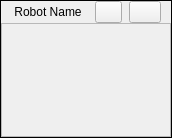
Qt form robot_control/ui/ControlledRobot.ui (dasys-lab/alica-essentials) before a commit.
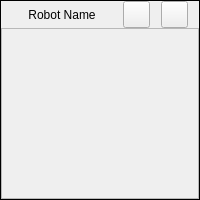
The same form after that commit. Icons and pictures are not drawn.

Commit message: some layout adjustments

```diff
--- a/robot_control/ui/ControlledRobot.ui
+++ b/robot_control/ui/ControlledRobot.ui
@@ -9,16 +9,22 @@
    <rect>
     <x>0</x>
     <y>0</y>
-    <width>169</width>
-    <height>111</height>
+    <width>200</width>
+    <height>200</height>
    </rect>
   </property>
   <property name="sizePolicy">
-   <sizepolicy hsizetype="MinimumExpanding" vsizetype="MinimumExpanding">
+   <sizepolicy hsizetype="Preferred" vsizetype="Preferred">
     <horstretch>0</horstretch>
     <verstretch>0</verstretch>
    </sizepolicy>
   </property>
+  <property name="minimumSize">
+   <size>
+    <width>0</width>
+    <height>0</height>
+   </size>
+  </property>
   <property name="maximumSize">
    <size>
     <width>4000000</width>
@@ -28,12 +34,12 @@
   <property name="frameShape">
    <enum>QFrame::Box</enum>
   </property>
-  <layout class="QVBoxLayout" name="controlledRobotVerticalLayout" stretch="0">
+  <layout class="QVBoxLayout" name="controlledRobotVerticalLayout" stretch="0,0">
    <property name="spacing">
     <number>0</number>
    </property>
    <property name="sizeConstraint">
-    <enum>QLayout::SetFixedSize</enum>
+    <enum>QLayout::SetDefaultConstraint</enum>
    </property>
    <property name="leftMargin">
     <number>0</number>
@@ -61,11 +67,23 @@
        <item>
         <widget class="QPushButton" name="robotStartStopBtn">
          <property name="sizePolicy">
-          <sizepolicy hsizetype="Maximum" vsizetype="Maximum">
+        <sizepolicy hsizetype="Maximum" vsizetype="Minimum">
            <horstretch>0</horstretch>
            <verstretch>0</verstretch>
           </sizepolicy>
          </property>
+       <property name="minimumSize">
+        <size>
+         <width>30</width>
+         <height>27</height>
+        </size>
+       </property>
+       <property name="maximumSize">
+        <size>
+         <width>100</width>
+         <height>27</height>
+        </size>
+       </property>
          <property name="toolTip">
           <string>&lt;html&gt;&lt;head/&gt;&lt;body&gt;&lt;p&gt;Start / Stop the robot&lt;/p&gt;&lt;/body&gt;&lt;/html&gt;</string>
          </property>
@@ -86,11 +104,17 @@
        <item>
         <widget class="QPushButton" name="alicaShowHideBtn">
          <property name="sizePolicy">
-          <sizepolicy hsizetype="Maximum" vsizetype="Maximum">
+        <sizepolicy hsizetype="Minimum" vsizetype="Minimum">
            <horstretch>0</horstretch>
            <verstretch>0</verstretch>
           </sizepolicy>
          </property>
+       <property name="minimumSize">
+        <size>
+         <width>27</width>
+         <height>27</height>
+        </size>
+       </property>
          <property name="maximumSize">
           <size>
            <width>27</width>
@@ -128,14 +152,20 @@
        <item>
         <widget class="QPushButton" name="pmShowHideBtn">
          <property name="sizePolicy">
-          <sizepolicy hsizetype="Maximum" vsizetype="Maximum">
+        <sizepolicy hsizetype="Minimum" vsizetype="Minimum">
            <horstretch>0</horstretch>
            <verstretch>0</verstretch>
           </sizepolicy>
          </property>
+       <property name="minimumSize">
+        <size>
+         <width>27</width>
+         <height>27</height>
+        </size>
+       </property>
          <property name="maximumSize">
           <size>
-           <width>32</width>
+         <width>27</width>
            <height>27</height>
           </size>
          </property>
@@ -170,26 +200,55 @@
       <widget class="QScrollArea" name="scrollArea">
        <property name="sizePolicy">
         <sizepolicy hsizetype="Expanding" vsizetype="Expanding">
-         <horstretch>0</horstretch>
+       <horstretch>20</horstretch>
          <verstretch>0</verstretch>
         </sizepolicy>
        </property>
-       <property name="locale">
-        <locale language="English" country="UnitedKingdom"/>
+     <property name="minimumSize">
+      <size>
+       <width>0</width>
+       <height>0</height>
+      </size>
        </property>
        <property name="widgetResizable">
         <bool>true</bool>
        </property>
-       <layout class="QHBoxLayout" name="scrollAreaWidgetContents" stretch="0,0,0">
+     <widget class="QWidget" name="scrollAreaWidgetContents">
         <property name="geometry">
          <rect>
           <x>0</x>
           <y>0</y>
-          <width>163</width>
-          <height>76</height>
-         </rect>
-        </property>
-       </layout>
+        <width>196</width>
+        <height>167</height>
+       </rect>
+      </property>
+      <property name="sizePolicy">
+       <sizepolicy hsizetype="Expanding" vsizetype="Expanding">
+        <horstretch>0</horstretch>
+        <verstretch>0</verstretch>
+       </sizepolicy>
+      </property>
+      <layout class="QHBoxLayout" name="horizontalLayout_2">
+       <property name="spacing">
+        <number>0</number>
+       </property>
+       <property name="sizeConstraint">
+        <enum>QLayout::SetDefaultConstraint</enum>
+       </property>
+       <property name="leftMargin">
+        <number>0</number>
+       </property>
+       <property name="topMargin">
+        <number>0</number>
+       </property>
+       <property name="rightMargin">
+        <number>0</number>
+       </property>
+       <property name="bottomMargin">
+        <number>0</number>
+       </property>
+      </layout>
+     </widget>
       </widget>
      </item>
   </layout>
```
Lines whose indentation alone changed are shown as unchanged. The commit also changes 7 other files.
